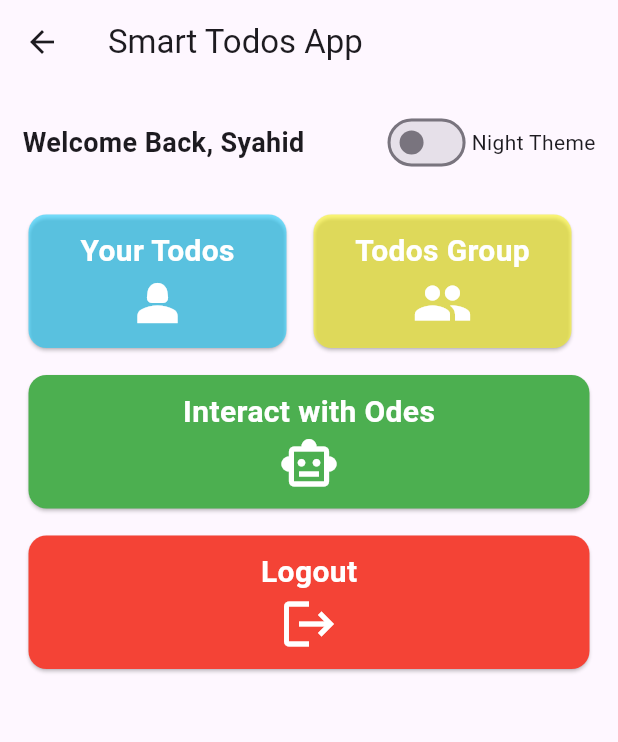
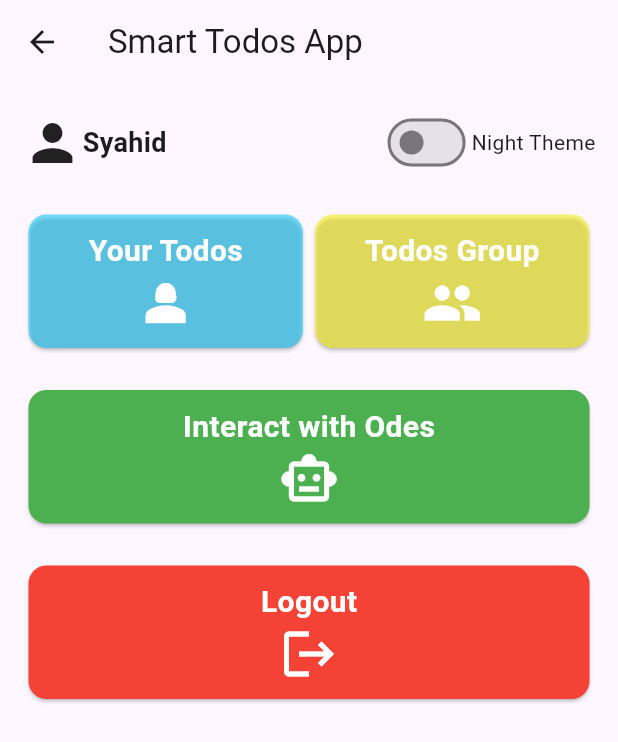
Before and after one commit to Denuvo33/Odes, a Flutter app: the HomeScreen screen opened by its route, on a phone screen of 412 x 824 dp. Shown: the top 742 px of the screen. Run offline on Flutter 3.47's test engine with Material 3 defaults, Android fonts, the phone set to English and light mode, and no system bars; our stand-ins replace bloc, card_swiper, equatable, firebase_auth, firebase_core, flutter_bloc and 4 more; accounts and stored records are empty; statements that could not run were skipped.

Commit message:
fix home screens,create login route

```diff
--- a/lib/Screen/create_todos_screen.dart
+++ b/lib/Screen/create_todos_screen.dart
@@ -35,6 +35,8 @@ class _CreateTodosScreenState extends State<CreateTodosScreen> {
               spacing: 20,
               children: [
                 TextFormField(
+                  minLines: 1,
+                  maxLines: 4,
                   controller: titleController,
                   validator: (value) {
                     if (value == null || value.isEmpty) {
@@ -66,7 +68,7 @@ class _CreateTodosScreenState extends State<CreateTodosScreen> {
                   onPressed: () {
                     if (formKey.currentState!.validate()) {
                       final TodosModel newTodo = TodosModel(
-                        alarmDate: selectedDateTime!.toIso8601String(),
+                        alarmDate: selectedDateTime?.toIso8601String(),
                         title: titleController.text,
                         dateCreated: DateTime.now().toString(),
                       );
--- a/lib/Screen/home_screen.dart
+++ b/lib/Screen/home_screen.dart
@@ -20,9 +20,13 @@ class HomeScreen extends StatelessWidget {
               Row(
                 mainAxisAlignment: MainAxisAlignment.spaceBetween,
                 children: [
-                  Text(
-                    'Welcome Back, Syahid',
-                    style: TextStyle(fontSize: 18, fontWeight: FontWeight.bold),
+                  Icon(Icons.person, size: 40),
+                  Expanded(
+                    child: Text(
+                      'Syahid',
+                      style:
+                          TextStyle(fontSize: 18, fontWeight: FontWeight.bold),
+                    ),
                   ),
                   Row(
                     children: [
@@ -35,12 +39,9 @@ class HomeScreen extends StatelessWidget {
                   )
                 ],
               ),
-              Wrap(
-                spacing: 10,
-                runSpacing: 10,
+              Row(
                 children: [
-                  SizedBox(
-                    width: 180,
+                  Expanded(
                     child: InkWell(
                       onTap: () {
                         Navigator.pushNamed(context, '/yourtodos');
@@ -69,8 +70,7 @@ class HomeScreen extends StatelessWidget {
                       ),
                     ),
                   ),
-                  SizedBox(
-                    width: 180,
+                  Expanded(
                     child: InkWell(
                       child: Card(
                         color: const Color.fromARGB(136, 255, 251, 7),
@@ -95,6 +95,8 @@ class HomeScreen extends StatelessWidget {
                         ),
                       ),
                     ),
+                  ),
+                ],
               ),
               SizedBox(
                 width: double.infinity,
@@ -131,7 +133,7 @@ class HomeScreen extends StatelessWidget {
                       await FirebaseAuth.instance.signOut();
                       if (!context.mounted) return;
                       Navigator.pushNamedAndRemoveUntil(
-                              context, '/', (_) => false);
+                          context, '/login', (_) => false);
                     } on FirebaseAuthException catch (e) {
                       if (!context.mounted) return;
                       ScaffoldMessenger.of(context).showSnackBar(
@@ -169,8 +171,6 @@ class HomeScreen extends StatelessWidget {
               ),
             ],
           ),
-            ],
-          ),
         ),
       ),
     );
--- a/lib/Screen/intro_screen.dart
+++ b/lib/Screen/intro_screen.dart
@@ -50,7 +50,7 @@ class _IntroScreenState extends State<IntroScreen> {
                   final pref = await SharedPreferences.getInstance();
                   pref.setString('intro', 'true');
                   if (!context.mounted) return;
-                  Navigator.pushReplacementNamed(context, '/');
+                  Navigator.pushReplacementNamed(context, '/login');
                 },
                 style: ElevatedButton.styleFrom(
                     backgroundColor: Colors.amber,
--- a/lib/Screen/regist_screen.dart
+++ b/lib/Screen/regist_screen.dart
@@ -249,7 +249,9 @@ class _LoginScreenState extends State<RegistScreen> {
                                         TextButton(
                                             onPressed: () {
                                               Navigator.pushNamedAndRemoveUntil(
-                                                  context, '/', (_) => false);
+                                                  context,
+                                                  '/login',
+                                                  (_) => false);
                                             },
                                             child: Text(
                                               'Login',
--- a/lib/Screen/splash_screen.dart
+++ b/lib/Screen/splash_screen.dart
@@ -14,7 +14,7 @@ class SplashScreen extends StatelessWidget {
     } else {
       FirebaseAuth.instance.currentUser != null
           ? Navigator.pushNamedAndRemoveUntil(context, '/home', (_) => false)
-          : Navigator.pushNamedAndRemoveUntil(context, '/', (_) => false);
+          : Navigator.pushNamedAndRemoveUntil(context, '/login', (_) => false);
     }
   }
 
--- a/lib/main.dart
+++ b/lib/main.dart
@@ -30,15 +30,15 @@ class MyApp extends StatelessWidget {
   Widget build(BuildContext context) {
     return MaterialApp(
       routes: {
-        '/': (context) => const LoginScreen(),
-        '/splash': (context) => const SplashScreen(),
+        '/login': (context) => const LoginScreen(),
+        '/': (context) => const SplashScreen(),
         '/intro': (context) => const IntroScreen(),
         '/yourtodos': (context) => const TodosScreen(),
         '/create': (context) => const CreateTodosScreen(),
         '/home': (context) => const HomeScreen(),
         '/regist': (context) => const RegistScreen(),
       },
-      initialRoute: '/splash',
+      initialRoute: '/',
     );
   }
 }
```
Also changed, not shown: lib/Screen/todos_screen.dart (+8 -3 lines), 4 other files. Lines whose indentation alone changed are shown as unchanged.
